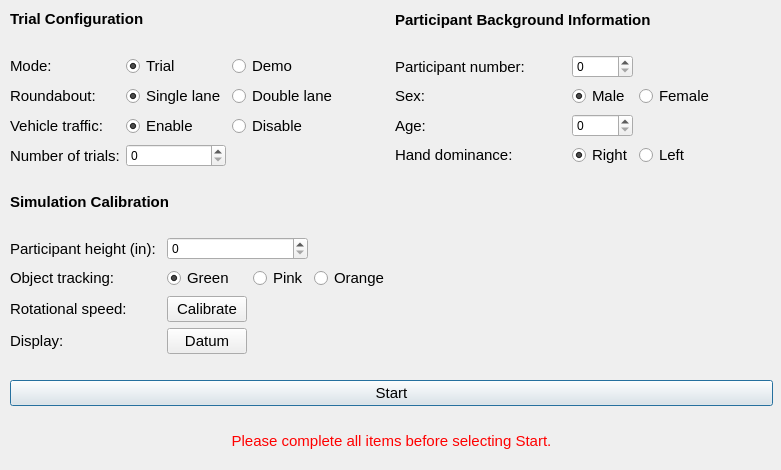
rkovessy/VeWalker, file demographics.ui: the form before one commit.
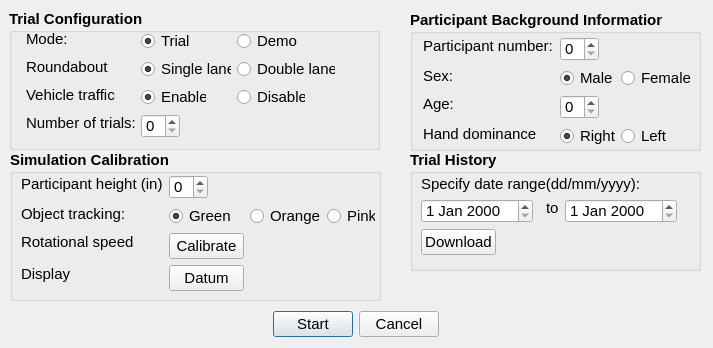
The form after the commit.

What changed in the file:
```diff
--- a/demographics.ui
+++ b/demographics.ui
@@ -6,97 +6,22 @@
    <rect>
     <x>0</x>
     <y>0</y>
-    <width>781</width>
-    <height>470</height>
+    <width>713</width>
+    <height>348</height>
    </rect>
   </property>
   <property name="windowTitle">
    <string>Dialog</string>
   </property>
-  <widget class="QWidget" name="layoutWidget">
+  <widget class="QGroupBox" name="groupBox">
    <property name="geometry">
     <rect>
-     <x>10</x>
-     <y>10</y>
-     <width>763</width>
-     <height>460</height>
+     <x>9</x>
+     <y>9</y>
+     <width>371</width>
+     <height>141</height>
     </rect>
    </property>
-   <layout class="QGridLayout" name="gridLayout_5">
-    <item row="3" column="0">
-     <widget class="QLabel" name="quiterror">
-      <property name="palette">
-       <palette>
-        <active>
-         <colorrole role="WindowText">
-          <brush brushstyle="SolidPattern">
-           <color alpha="255">
-            <red>255</red>
-            <green>0</green>
-            <blue>0</blue>
-           </color>
-          </brush>
-         </colorrole>
-        </active>
-        <inactive>
-         <colorrole role="WindowText">
-          <brush brushstyle="SolidPattern">
-           <color alpha="255">
-            <red>255</red>
-            <green>0</green>
-            <blue>0</blue>
-           </color>
-          </brush>
-         </colorrole>
-        </inactive>
-        <disabled>
-         <colorrole role="WindowText">
-          <brush brushstyle="SolidPattern">
-           <color alpha="255">
-            <red>120</red>
-            <green>120</green>
-            <blue>120</blue>
-           </color>
-          </brush>
-         </colorrole>
-        </disabled>
-       </palette>
-      </property>
-      <property name="font">
-       <font>
-        <pointsize>11</pointsize>
-       </font>
-      </property>
-      <property name="text">
-       <string>Please complete all items before selecting Start.</string>
-      </property>
-      <property name="alignment">
-       <set>Qt::AlignCenter</set>
-      </property>
-      <property name="wordWrap">
-       <bool>true</bool>
-      </property>
-     </widget>
-    </item>
-    <item row="0" column="0">
-     <layout class="QGridLayout" name="gridLayout_4">
-      <item row="0" column="0">
-       <layout class="QGridLayout" name="gridLayout_2">
-        <item row="8" column="0" colspan="4">
-         <spacer name="horizontalSpacer_5">
-          <property name="orientation">
-           <enum>Qt::Horizontal</enum>
-          </property>
-          <property name="sizeHint" stdset="0">
-           <size>
-            <width>288</width>
-            <height>20</height>
-           </size>
-          </property>
-         </spacer>
-        </item>
-        <item row="1" column="0" colspan="5">
-         <widget class="QLabel" name="triallabel">
           <property name="font">
            <font>
             <pointsize>11</pointsize>
@@ -104,28 +29,115 @@
             <bold>true</bold>
            </font>
           </property>
-          <property name="text">
+   <property name="title">
            <string>Trial Configuration</string>
           </property>
-         </widget>
-        </item>
-        <item row="3" column="0">
+   <widget class="QRadioButton" name="trafficdisable">
+    <property name="geometry">
+     <rect>
+      <x>228</x>
+      <y>77</y>
+      <width>68</width>
+      <height>22</height>
+     </rect>
+    </property>
+    <property name="font">
+     <font>
+      <pointsize>11</pointsize>
+      <weight>50</weight>
+      <bold>false</bold>
+     </font>
+    </property>
+    <property name="text">
+     <string>Disable</string>
+    </property>
+    <property name="autoExclusive">
+     <bool>false</bool>
+    </property>
+   </widget>
+   <widget class="QRadioButton" name="trafficenable">
+    <property name="geometry">
+     <rect>
+      <x>132</x>
+      <y>77</y>
+      <width>65</width>
+      <height>22</height>
+     </rect>
+    </property>
+    <property name="font">
+     <font>
+      <pointsize>11</pointsize>
+      <weight>50</weight>
+      <bold>false</bold>
+     </font>
+    </property>
+    <property name="text">
+     <string>Enable</string>
+    </property>
+    <property name="checkable">
+     <bool>true</bool>
+    </property>
+    <property name="checked">
+     <bool>true</bool>
+    </property>
+    <property name="autoExclusive">
+     <bool>false</bool>
+    </property>
+   </widget>
+   <widget class="QLabel" name="roundaboutsize">
+    <property name="geometry">
+     <rect>
+      <x>17</x>
+      <y>49</y>
+      <width>83</width>
+      <height>18</height>
+     </rect>
+    </property>
+    <property name="font">
+     <font>
+      <pointsize>11</pointsize>
+      <weight>50</weight>
+      <bold>false</bold>
+     </font>
+    </property>
+    <property name="text">
+     <string>Roundabout:</string>
+    </property>
+   </widget>
          <widget class="QLabel" name="modelabel">
+    <property name="geometry">
+     <rect>
+      <x>17</x>
+      <y>21</y>
+      <width>41</width>
+      <height>18</height>
+     </rect>
+    </property>
           <property name="font">
            <font>
             <pointsize>11</pointsize>
+      <weight>50</weight>
+      <bold>false</bold>
            </font>
           </property>
           <property name="text">
            <string>Mode:</string>
           </property>
          </widget>
-        </item>
-        <item row="3" column="1">
          <widget class="QRadioButton" name="trial">
+    <property name="geometry">
+     <rect>
+      <x>132</x>
+      <y>21</y>
+      <width>48</width>
+      <height>22</height>
+     </rect>
+    </property>
           <property name="font">
            <font>
             <pointsize>11</pointsize>
+      <weight>50</weight>
+      <bold>false</bold>
            </font>
           </property>
           <property name="text">
@@ -141,12 +153,20 @@
            <bool>false</bool>
           </property>
          </widget>
-        </item>
-        <item row="3" column="2" colspan="2">
          <widget class="QRadioButton" name="demo">
+    <property name="geometry">
+     <rect>
+      <x>228</x>
+      <y>21</y>
+      <width>62</width>
+      <height>22</height>
+     </rect>
+    </property>
           <property name="font">
            <font>
             <pointsize>11</pointsize>
+      <weight>50</weight>
+      <bold>false</bold>
            </font>
           </property>
           <property name="text">
@@ -156,57 +176,20 @@
            <bool>false</bool>
           </property>
          </widget>
-        </item>
-        <item row="4" column="0">
-         <widget class="QLabel" name="roundaboutsize">
-          <property name="font">
-           <font>
-            <pointsize>11</pointsize>
-           </font>
-          </property>
-          <property name="text">
-           <string>Roundabout:</string>
-          </property>
-         </widget>
-        </item>
-        <item row="5" column="0">
-         <widget class="QLabel" name="trafficlabel">
-          <property name="font">
-           <font>
-            <pointsize>11</pointsize>
-           </font>
-          </property>
-          <property name="text">
-           <string>Vehicle traffic:</string>
-          </property>
-         </widget>
-        </item>
-        <item row="5" column="1">
-         <widget class="QRadioButton" name="trafficenable">
-          <property name="font">
-           <font>
-            <pointsize>11</pointsize>
-           </font>
-          </property>
-          <property name="text">
-           <string>Enable</string>
-          </property>
-          <property name="checkable">
-           <bool>true</bool>
-          </property>
-          <property name="checked">
-           <bool>true</bool>
-          </property>
-          <property name="autoExclusive">
-           <bool>false</bool>
-          </property>
-         </widget>
-        </item>
-        <item row="4" column="1">
          <widget class="QRadioButton" name="singlelane">
+    <property name="geometry">
+     <rect>
+      <x>132</x>
+      <y>49</y>
+      <width>90</width>
+      <height>22</height>
+     </rect>
+    </property>
           <property name="font">
            <font>
             <pointsize>11</pointsize>
+      <weight>50</weight>
+      <bold>false</bold>
            </font>
           </property>
           <property name="text">
@@ -222,12 +205,20 @@
            <bool>false</bool>
           </property>
          </widget>
-        </item>
-        <item row="4" column="2" colspan="2">
          <widget class="QRadioButton" name="doublelane">
+    <property name="geometry">
+     <rect>
+      <x>228</x>
+      <y>49</y>
+      <width>98</width>
+      <height>22</height>
+     </rect>
+    </property>
           <property name="font">
            <font>
             <pointsize>11</pointsize>
+      <weight>50</weight>
+      <bold>false</bold>
            </font>
           </property>
           <property name="text">
@@ -237,312 +228,252 @@
            <bool>false</bool>
           </property>
          </widget>
-        </item>
-        <item row="5" column="2" colspan="2">
-         <widget class="QRadioButton" name="trafficdisable">
+   <widget class="QLabel" name="trafficlabel">
+    <property name="geometry">
+     <rect>
+      <x>17</x>
+      <y>77</y>
+      <width>90</width>
+      <height>18</height>
+     </rect>
+    </property>
           <property name="font">
            <font>
             <pointsize>11</pointsize>
+      <weight>50</weight>
+      <bold>false</bold>
            </font>
           </property>
           <property name="text">
-           <string>Disable</string>
-          </property>
-          <property name="autoExclusive">
-           <bool>false</bool>
-          </property>
-         </widget>
-        </item>
-        <item row="6" column="0">
+     <string>Vehicle traffic:</string>
+    </property>
+   </widget>
          <widget class="QLabel" name="trialquantitylabel">
+    <property name="geometry">
+     <rect>
+      <x>17</x>
+      <y>105</y>
+      <width>109</width>
+      <height>18</height>
+     </rect>
+    </property>
           <property name="font">
            <font>
             <pointsize>11</pointsize>
+      <weight>50</weight>
+      <bold>false</bold>
            </font>
           </property>
           <property name="text">
            <string>Number of trials:</string>
           </property>
          </widget>
-        </item>
-        <item row="2" column="0" colspan="5">
-         <spacer name="horizontalSpacer_3">
-          <property name="orientation">
-           <enum>Qt::Horizontal</enum>
-          </property>
-          <property name="sizeHint" stdset="0">
-           <size>
-            <width>288</width>
-            <height>20</height>
-           </size>
-          </property>
-         </spacer>
-        </item>
-        <item row="6" column="1">
-         <widget class="QSpinBox" name="trialquantity"/>
-        </item>
-       </layout>
-      </item>
-      <item row="0" column="1" rowspan="2">
-       <spacer name="verticalSpacer">
-        <property name="orientation">
-         <enum>Qt::Vertical</enum>
-        </property>
-        <property name="sizeHint" stdset="0">
-         <size>
-          <width>0</width>
-          <height>0</height>
-         </size>
-        </property>
-       </spacer>
-      </item>
-      <item row="0" column="2">
-       <layout class="QGridLayout" name="gridLayout">
-        <item row="0" column="0" colspan="6">
-         <widget class="QLabel" name="backgroundlabel">
+   <widget class="QSpinBox" name="trialquantity">
+    <property name="geometry">
+     <rect>
+      <x>132</x>
+      <y>105</y>
+      <width>39</width>
+      <height>24</height>
+     </rect>
+    </property>
           <property name="font">
            <font>
-            <pointsize>11</pointsize>
-            <weight>75</weight>
-            <bold>true</bold>
-           </font>
-          </property>
-          <property name="text">
-           <string>Participant Background Information</string>
-          </property>
-         </widget>
-        </item>
-        <item row="1" column="0" colspan="6">
-         <spacer name="horizontalSpacer">
-          <property name="orientation">
-           <enum>Qt::Horizontal</enum>
-          </property>
-          <property name="sizeHint" stdset="0">
-           <size>
-            <width>288</width>
-            <height>20</height>
-           </size>
-          </property>
-         </spacer>
-        </item>
-        <item row="2" column="0" colspan="3">
-         <widget class="QLabel" name="participantnumberlabel">
-          <property name="font">
-           <font>
-            <pointsize>11</pointsize>
-           </font>
-          </property>
-          <property name="text">
-           <string>Participant number: </string>
-          </property>
-         </widget>
-        </item>
-        <item row="3" column="0">
-         <widget class="QLabel" name="sexlabel">
-          <property name="font">
-           <font>
-            <pointsize>11</pointsize>
-           </font>
-          </property>
-          <property name="text">
-           <string>Sex:</string>
-          </property>
-         </widget>
-        </item>
-        <item row="4" column="0">
-         <widget class="QLabel" name="agelabel">
+      <weight>50</weight>
+      <bold>false</bold>
+     </font>
+    </property>
+   </widget>
+  </widget>
+  <widget class="QGroupBox" name="groupBox_2">
+   <property name="geometry">
+    <rect>
+     <x>10</x>
+     <y>150</y>
+     <width>371</width>
+     <height>151</height>
+    </rect>
+   </property>
           <property name="font">
            <font>
             <pointsize>11</pointsize>
-           </font>
-          </property>
-          <property name="text">
-           <string>Age:</string>
-          </property>
-         </widget>
-        </item>
-        <item row="5" column="0" colspan="3">
-         <widget class="QLabel" name="handdominancelabel">
-          <property name="font">
-           <font>
-            <pointsize>11</pointsize>
-           </font>
-          </property>
-          <property name="text">
-           <string>Hand dominance:</string>
-          </property>
-         </widget>
-        </item>
-        <item row="6" column="0" colspan="6">
-         <spacer name="horizontalSpacer_2">
-          <property name="orientation">
-           <enum>Qt::Horizontal</enum>
-          </property>
-          <property name="sizeHint" stdset="0">
-           <size>
-            <width>288</width>
-            <height>20</height>
-           </size>
-          </property>
-         </spacer>
-        </item>
-        <item row="2" column="3">
-         <widget class="QSpinBox" name="id">
-          <property name="maximumSize">
-           <size>
-            <width>116</width>
-            <height>135</height>
-           </size>
-          </property>
-         </widget>
-        </item>
-        <item row="3" column="3">
-         <widget class="QRadioButton" name="male">
-          <property name="font">
-           <font>
-            <pointsize>11</pointsize>
-           </font>
-          </property>
-          <property name="text">
-           <string>Male</string>
-          </property>
-          <property name="checkable">
-           <bool>true</bool>
-          </property>
-          <property name="checked">
-           <bool>true</bool>
-          </property>
-          <property name="autoExclusive">
-           <bool>false</bool>
-          </property>
-         </widget>
-        </item>
-        <item row="3" column="4">
-         <widget class="QRadioButton" name="female">
-          <property name="font">
-           <font>
-            <pointsize>11</pointsize>
-           </font>
-          </property>
-          <property name="text">
-           <string>Female</string>
-          </property>
-          <property name="autoExclusive">
-           <bool>false</bool>
-          </property>
-         </widget>
-        </item>
-        <item row="5" column="4">
-         <widget class="QRadioButton" name="lefthanded">
-          <property name="font">
-           <font>
-            <pointsize>11</pointsize>
-           </font>
-          </property>
-          <property name="text">
-           <string>Left</string>
-          </property>
-         </widget>
-        </item>
-        <item row="5" column="3">
-         <widget class="QRadioButton" name="righthanded">
-          <property name="font">
-           <font>
-            <pointsize>11</pointsize>
-           </font>
-          </property>
-          <property name="text">
-           <string>Right</string>
-          </property>
-          <property name="checkable">
-           <bool>true</bool>
-          </property>
-          <property name="checked">
-           <bool>true</bool>
-          </property>
-          <property name="autoExclusive">
-           <bool>false</bool>
-          </property>
-         </widget>
-        </item>
-        <item row="4" column="3">
-         <widget class="QSpinBox" name="age"/>
-        </item>
-       </layout>
-      </item>
-      <item row="1" column="0">
-       <layout class="QGridLayout" name="gridLayout_3">
-        <item row="0" column="0" colspan="3">
-         <widget class="QLabel" name="triallabel_2">
-          <property name="font">
-           <font>
-            <pointsize>11</pointsize>
             <weight>75</weight>
             <bold>true</bold>
            </font>
           </property>
-          <property name="text">
+   <property name="title">
            <string>Simulation Calibration</string>
           </property>
-         </widget>
-        </item>
-        <item row="1" column="0" colspan="5">
-         <spacer name="horizontalSpacer_6">
-          <property name="orientation">
-           <enum>Qt::Horizontal</enum>
-          </property>
-          <property name="sizeHint" stdset="0">
-           <size>
-            <width>288</width>
-            <height>20</height>
-           </size>
-          </property>
-         </spacer>
-        </item>
-        <item row="2" column="0" colspan="2">
+   <widget class="QRadioButton" name="neonpink">
+    <property name="geometry">
+     <rect>
+      <x>317</x>
+      <y>55</y>
+      <width>48</width>
+      <height>22</height>
+     </rect>
+    </property>
+    <property name="sizePolicy">
+     <sizepolicy hsizetype="Fixed" vsizetype="Fixed">
+      <horstretch>0</horstretch>
+      <verstretch>0</verstretch>
+     </sizepolicy>
+    </property>
+    <property name="font">
+     <font>
+      <pointsize>11</pointsize>
+      <weight>50</weight>
+      <bold>false</bold>
+     </font>
+    </property>
+    <property name="text">
+     <string>Pink</string>
+    </property>
+    <property name="autoExclusive">
+     <bool>false</bool>
+    </property>
+   </widget>
+   <widget class="QPushButton" name="Calibrate">
+    <property name="geometry">
+     <rect>
+      <x>159</x>
+      <y>83</y>
+      <width>75</width>
+      <height>26</height>
+     </rect>
+    </property>
+    <property name="font">
+     <font>
+      <pointsize>11</pointsize>
+      <weight>50</weight>
+      <bold>false</bold>
+     </font>
+    </property>
+    <property name="text">
+     <string>Calibrate</string>
+    </property>
+    <property name="checkable">
+     <bool>false</bool>
+    </property>
+    <property name="default">
+     <bool>true</bool>
+    </property>
+    <property name="flat">
+     <bool>false</bool>
+    </property>
+   </widget>
          <widget class="QLabel" name="heightlabel">
+    <property name="geometry">
+     <rect>
+      <x>11</x>
+      <y>25</y>
+      <width>142</width>
+      <height>18</height>
+     </rect>
+    </property>
           <property name="font">
            <font>
             <pointsize>11</pointsize>
+      <weight>50</weight>
+      <bold>false</bold>
            </font>
           </property>
           <property name="text">
            <string>Participant height (in):</string>
           </property>
          </widget>
-        </item>
-        <item row="3" column="0">
+   <widget class="QSpinBox" name="participantheight">
+    <property name="geometry">
+     <rect>
+      <x>159</x>
+      <y>25</y>
+      <width>39</width>
+      <height>24</height>
+     </rect>
+    </property>
+    <property name="font">
+     <font>
+      <pointsize>11</pointsize>
+      <weight>50</weight>
+      <bold>false</bold>
+     </font>
+    </property>
+   </widget>
          <widget class="QLabel" name="trackinglabel">
+    <property name="geometry">
+     <rect>
+      <x>11</x>
+      <y>55</y>
+      <width>103</width>
+      <height>18</height>
+     </rect>
+    </property>
           <property name="font">
            <font>
             <pointsize>11</pointsize>
+      <weight>50</weight>
+      <bold>false</bold>
            </font>
           </property>
           <property name="text">
            <string>Object tracking:</string>
           </property>
          </widget>
-        </item>
-        <item row="3" column="3">
-         <widget class="QRadioButton" name="neonpink">
+   <widget class="QRadioButton" name="neongreen">
+    <property name="geometry">
+     <rect>
+      <x>159</x>
+      <y>55</y>
+      <width>62</width>
+      <height>22</height>
+     </rect>
+    </property>
+    <property name="sizePolicy">
+     <sizepolicy hsizetype="Fixed" vsizetype="Fixed">
+      <horstretch>0</horstretch>
+      <verstretch>0</verstretch>
+     </sizepolicy>
+    </property>
           <property name="font">
            <font>
             <pointsize>11</pointsize>
+      <weight>50</weight>
+      <bold>false</bold>
            </font>
           </property>
           <property name="text">
-           <string>Pink</string>
+     <string>Green</string>
+    </property>
+    <property name="checkable">
+     <bool>true</bool>
+    </property>
+    <property name="checked">
+     <bool>true</bool>
           </property>
           <property name="autoExclusive">
            <bool>false</bool>
           </property>
          </widget>
-        </item>
-        <item row="3" column="4">
          <widget class="QRadioButton" name="neonorange">
+    <property name="geometry">
+     <rect>
+      <x>240</x>
+      <y>55</y>
+      <width>71</width>
+      <height>22</height>
+     </rect>
+    </property>
+    <property name="sizePolicy">
+     <sizepolicy hsizetype="Fixed" vsizetype="Fixed">
+      <horstretch>0</horstretch>
+      <verstretch>0</verstretch>
+     </sizepolicy>
+    </property>
           <property name="font">
            <font>
             <pointsize>11</pointsize>
+      <weight>50</weight>
+      <bold>false</bold>
            </font>
           </property>
           <property name="text">
@@ -552,91 +483,60 @@
            <bool>false</bool>
           </property>
          </widget>
-        </item>
-        <item row="4" column="0">
          <widget class="QLabel" name="rotationalspeed">
+    <property name="geometry">
+     <rect>
+      <x>11</x>
+      <y>83</y>
+      <width>112</width>
+      <height>18</height>
+     </rect>
+    </property>
           <property name="font">
            <font>
             <pointsize>11</pointsize>
+      <weight>50</weight>
+      <bold>false</bold>
            </font>
           </property>
           <property name="text">
            <string>Rotational speed:</string>
           </property>
          </widget>
-        </item>
-        <item row="5" column="0">
          <widget class="QLabel" name="displaylabel">
+    <property name="geometry">
+     <rect>
+      <x>11</x>
+      <y>115</y>
+      <width>50</width>
+      <height>18</height>
+     </rect>
+    </property>
           <property name="font">
            <font>
             <pointsize>11</pointsize>
+      <weight>50</weight>
+      <bold>false</bold>
            </font>
           </property>
           <property name="text">
            <string>Display:</string>
           </property>
          </widget>
-        </item>
-        <item row="6" column="0" colspan="5">
-         <spacer name="horizontalSpacer_4">
-          <property name="orientation">
-           <enum>Qt::Horizontal</enum>
-          </property>
-          <property name="sizeHint" stdset="0">
-           <size>
-            <width>288</width>
-            <height>20</height>
-           </size>
-          </property>
-         </spacer>
-        </item>
-        <item row="3" column="2">
-         <widget class="QRadioButton" name="neongreen">
-          <property name="font">
-           <font>
-            <pointsize>11</pointsize>
-           </font>
-          </property>
-          <property name="text">
-           <string>Green</string>
-          </property>
-          <property name="checkable">
-           <bool>true</bool>
-          </property>
-          <property name="checked">
-           <bool>true</bool>
-          </property>
-          <property name="autoExclusive">
-           <bool>false</bool>
-          </property>
-         </widget>
-        </item>
-        <item row="4" column="2">
-         <widget class="QPushButton" name="Calibrate">
-          <property name="font">
-           <font>
-            <pointsize>11</pointsize>
-           </font>
-          </property>
-          <property name="text">
-           <string>Calibrate</string>
-          </property>
-          <property name="checkable">
-           <bool>false</bool>
-          </property>
-          <property name="default">
-           <bool>true</bool>
-          </property>
-          <property name="flat">
-           <bool>false</bool>
-          </property>
-         </widget>
-        </item>
-        <item row="5" column="2">
          <widget class="QPushButton" name="datum">
+    <property name="geometry">
+     <rect>
+      <x>159</x>
+      <y>115</y>
+      <width>75</width>
+      <height>26</height>
+     </rect>
+    </property>
           <property name="font">
            <font>
             <pointsize>11</pointsize>
+      <weight>50</weight>
+      <bold>false</bold>
            </font>
           </property>
           <property name="text">
@@ -652,16 +552,398 @@
            <bool>false</bool>
           </property>
          </widget>
-        </item>
-        <item row="2" column="2" colspan="2">
-         <widget class="QSpinBox" name="participantheight"/>
-        </item>
-       </layout>
-      </item>
-     </layout>
-    </item>
-    <item row="2" column="0">
-     <widget class="QPushButton" name="quit">
+  </widget>
+  <widget class="QGroupBox" name="groupBox_3">
+   <property name="geometry">
+    <rect>
+     <x>410</x>
+     <y>10</y>
+     <width>291</width>
+     <height>141</height>
+    </rect>
+   </property>
+   <property name="font">
+    <font>
+     <pointsize>11</pointsize>
+     <weight>75</weight>
+     <bold>true</bold>
+    </font>
+   </property>
+   <property name="title">
+    <string>Participant Background Information</string>
+   </property>
+   <widget class="QLabel" name="agelabel">
+    <property name="geometry">
+     <rect>
+      <x>13</x>
+      <y>85</y>
+      <width>30</width>
+      <height>18</height>
+     </rect>
+    </property>
+    <property name="font">
+     <font>
+      <pointsize>11</pointsize>
+      <weight>50</weight>
+      <bold>false</bold>
+     </font>
+    </property>
+    <property name="text">
+     <string>Age:</string>
+    </property>
+   </widget>
+   <widget class="QSpinBox" name="age">
+    <property name="geometry">
+     <rect>
+      <x>150</x>
+      <y>85</y>
+      <width>39</width>
+      <height>24</height>
+     </rect>
+    </property>
+    <property name="font">
+     <font>
+      <weight>50</weight>
+      <bold>false</bold>
+     </font>
+    </property>
+   </widget>
+   <widget class="QLabel" name="participantnumberlabel">
+    <property name="geometry">
+     <rect>
+      <x>13</x>
+      <y>27</y>
+      <width>131</width>
+      <height>18</height>
+     </rect>
+    </property>
+    <property name="font">
+     <font>
+      <pointsize>11</pointsize>
+      <weight>50</weight>
+      <bold>false</bold>
+     </font>
+    </property>
+    <property name="text">
+     <string>Participant number: </string>
+    </property>
+   </widget>
+   <widget class="QSpinBox" name="id">
+    <property name="geometry">
+     <rect>
+      <x>150</x>
+      <y>27</y>
+      <width>39</width>
+      <height>24</height>
+     </rect>
+    </property>
+    <property name="maximumSize">
+     <size>
+      <width>116</width>
+      <height>135</height>
+     </size>
+    </property>
+    <property name="font">
+     <font>
+      <weight>50</weight>
+      <bold>false</bold>
+     </font>
+    </property>
+   </widget>
+   <widget class="QLabel" name="sexlabel">
+    <property name="geometry">
+     <rect>
+      <x>13</x>
+      <y>57</y>
+      <width>29</width>
+      <height>18</height>
+     </rect>
+    </property>
+    <property name="font">
+     <font>
+      <pointsize>11</pointsize>
+      <weight>50</weight>
+      <bold>false</bold>
+     </font>
+    </property>
+    <property name="text">
+     <string>Sex:</string>
+    </property>
+   </widget>
+   <widget class="QRadioButton" name="male">
+    <property name="geometry">
+     <rect>
+      <x>150</x>
+      <y>57</y>
+      <width>53</width>
+      <height>22</height>
+     </rect>
+    </property>
+    <property name="font">
+     <font>
+      <pointsize>11</pointsize>
+      <weight>50</weight>
+      <bold>false</bold>
+     </font>
+    </property>
+    <property name="text">
+     <string>Male</string>
+    </property>
+    <property name="checkable">
+     <bool>true</bool>
+    </property>
+    <property name="checked">
+     <bool>true</bool>
+    </property>
+    <property name="autoExclusive">
+     <bool>false</bool>
+    </property>
+   </widget>
+   <widget class="QRadioButton" name="female">
+    <property name="geometry">
+     <rect>
+      <x>211</x>
+      <y>57</y>
+      <width>70</width>
+      <height>22</height>
+     </rect>
+    </property>
+    <property name="font">
+     <font>
+      <pointsize>11</pointsize>
+      <weight>50</weight>
+      <bold>false</bold>
+     </font>
+    </property>
+    <property name="text">
+     <string>Female</string>
+    </property>
+    <property name="autoExclusive">
+     <bool>false</bool>
+    </property>
+   </widget>
+   <widget class="QLabel" name="handdominancelabel">
+    <property name="geometry">
+     <rect>
+      <x>13</x>
+      <y>115</y>
+      <width>114</width>
+      <height>18</height>
+     </rect>
+    </property>
+    <property name="font">
+     <font>
+      <pointsize>11</pointsize>
+      <weight>50</weight>
+      <bold>false</bold>
+     </font>
+    </property>
+    <property name="text">
+     <string>Hand dominance:</string>
+    </property>
+   </widget>
+   <widget class="QRadioButton" name="righthanded">
+    <property name="geometry">
+     <rect>
+      <x>150</x>
+      <y>115</y>
+      <width>55</width>
+      <height>22</height>
+     </rect>
+    </property>
+    <property name="font">
+     <font>
+      <pointsize>11</pointsize>
+      <weight>50</weight>
+      <bold>false</bold>
+     </font>
+    </property>
+    <property name="text">
+     <string>Right</string>
+    </property>
+    <property name="checkable">
+     <bool>true</bool>
+    </property>
+    <property name="checked">
+     <bool>true</bool>
+    </property>
+    <property name="autoExclusive">
+     <bool>false</bool>
+    </property>
+   </widget>
+   <widget class="QRadioButton" name="lefthanded">
+    <property name="geometry">
+     <rect>
+      <x>211</x>
+      <y>115</y>
+      <width>48</width>
+      <height>22</height>
+     </rect>
+    </property>
+    <property name="font">
+     <font>
+      <pointsize>11</pointsize>
+      <weight>50</weight>
+      <bold>false</bold>
+     </font>
+    </property>
+    <property name="text">
+     <string>Left</string>
+    </property>
+   </widget>
+  </widget>
+  <widget class="QGroupBox" name="groupBox_4">
+   <property name="geometry">
+    <rect>
+     <x>410</x>
+     <y>150</y>
+     <width>291</width>
+     <height>121</height>
+    </rect>
+   </property>
+   <property name="font">
+    <font>
+     <pointsize>11</pointsize>
+     <weight>75</weight>
+     <bold>true</bold>
+    </font>
+   </property>
+   <property name="title">
+    <string>Trial History</string>
+   </property>
+   <widget class="QPushButton" name="donwload">
+    <property name="geometry">
+     <rect>
+      <x>11</x>
+      <y>79</y>
+      <width>75</width>
+      <height>26</height>
+     </rect>
+    </property>
+    <property name="font">
+     <font>
+      <pointsize>11</pointsize>
+      <weight>50</weight>
+      <bold>false</bold>
+     </font>
+    </property>
+    <property name="text">
+     <string>Download</string>
+    </property>
+    <property name="checkable">
+     <bool>false</bool>
+    </property>
+    <property name="default">
+     <bool>true</bool>
+    </property>
+    <property name="flat">
+     <bool>false</bool>
+    </property>
+   </widget>
+   <widget class="QLabel" name="heightlabel_2">
+    <property name="geometry">
+     <rect>
+      <x>11</x>
+      <y>25</y>
+      <width>221</width>
+      <height>18</height>
+     </rect>
+    </property>
+    <property name="font">
+     <font>
+      <pointsize>11</pointsize>
+      <weight>50</weight>
+      <bold>false</bold>
+     </font>
+    </property>
+    <property name="text">
+     <string>Specify date range(dd/mm/yyyy):</string>
+    </property>
+   </widget>
+   <widget class="QDateEdit" name="datelowerrange">
+    <property name="geometry">
+     <rect>
+      <x>11</x>
+      <y>49</y>
+      <width>112</width>
+      <height>24</height>
+     </rect>
+    </property>
+    <property name="font">
+     <font>
+      <weight>50</weight>
+      <bold>false</bold>
+     </font>
+    </property>
+   </widget>
+   <widget class="QLabel" name="heightlabel_3">
+    <property name="geometry">
+     <rect>
+      <x>136</x>
+      <y>49</y>
+      <width>16</width>
+      <height>18</height>
+     </rect>
+    </property>
+    <property name="font">
+     <font>
+      <pointsize>11</pointsize>
+      <weight>50</weight>
+      <bold>false</bold>
+     </font>
+    </property>
+    <property name="text">
+     <string>to</string>
+    </property>
+   </widget>
+   <widget class="QDateEdit" name="dateupperrange">
+    <property name="geometry">
+     <rect>
+      <x>155</x>
+      <y>49</y>
+      <width>112</width>
+      <height>24</height>
+     </rect>
+    </property>
+    <property name="font">
+     <font>
+      <weight>50</weight>
+      <bold>false</bold>
+     </font>
+    </property>
+   </widget>
+  </widget>
+  <widget class="QWidget" name="layoutWidget">
+   <property name="geometry">
+    <rect>
+     <x>10</x>
+     <y>310</y>
+     <width>691</width>
+     <height>28</height>
+    </rect>
+   </property>
+   <layout class="QHBoxLayout" name="horizontalLayout">
+    <item>
+     <spacer name="horizontalSpacer_11">
+      <property name="orientation">
+       <enum>Qt::Horizontal</enum>
+      </property>
+      <property name="sizeHint" stdset="0">
+       <size>
+        <width>20</width>
+        <height>20</height>
+       </size>
+      </property>
+     </spacer>
+    </item>
+    <item>
+     <widget class="QPushButton" name="start">
+      <property name="sizePolicy">
+       <sizepolicy hsizetype="Fixed" vsizetype="Fixed">
+        <horstretch>0</horstretch>
+        <verstretch>0</verstretch>
+       </sizepolicy>
+      </property>
       <property name="font">
        <font>
         <pointsize>11</pointsize>
@@ -681,6 +963,37 @@
       </property>
      </widget>
     </item>
+    <item>
+     <widget class="QPushButton" name="cancel">
+      <property name="sizePolicy">
+       <sizepolicy hsizetype="Fixed" vsizetype="Fixed">
+        <horstretch>0</horstretch>
+        <verstretch>0</verstretch>
+       </sizepolicy>
+      </property>
+      <property name="font">
+       <font>
+        <pointsize>11</pointsize>
+       </font>
+      </property>
+      <property name="text">
+       <string>Cancel</string>
+      </property>
+     </widget>
+    </item>
+    <item>
+     <spacer name="horizontalSpacer_12">
+      <property name="orientation">
+       <enum>Qt::Horizontal</enum>
+      </property>
+      <property name="sizeHint" stdset="0">
+       <size>
+        <width>40</width>
+        <height>20</height>
+       </size>
+      </property>
+     </spacer>
+    </item>
    </layout>
   </widget>
  </widget>
```
Left out of the diff: 7 changed lines with no effect on the pictures. Lines whose indentation alone changed are shown as unchanged.
